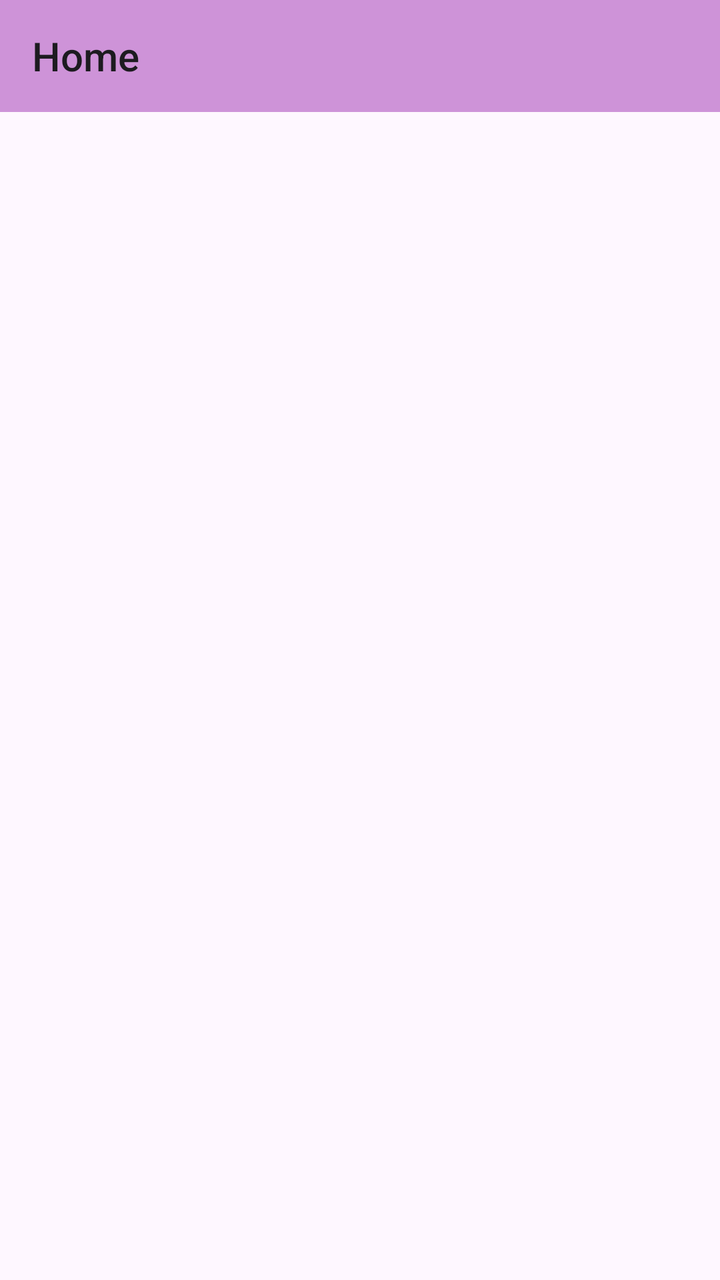
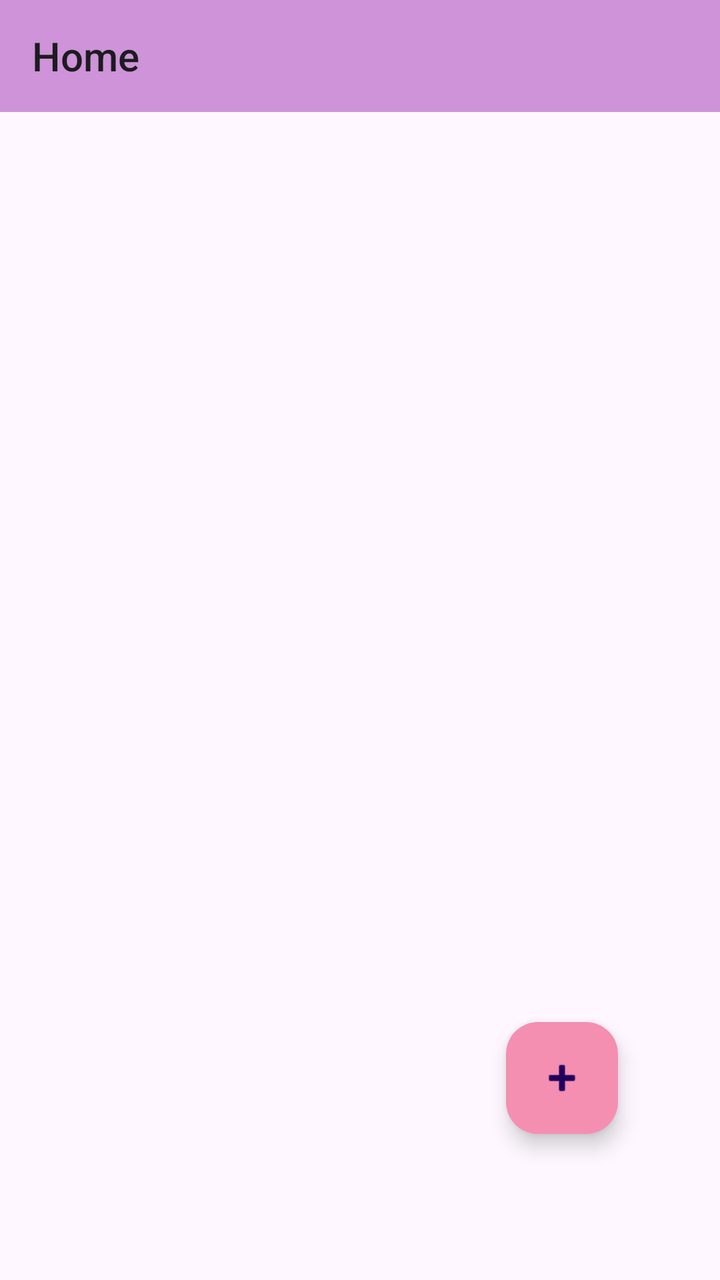

Screens rendered from an Android XML layout before and after an edit, with the pre-edit source and the edit as a unified diff.
<!-- AndroidManifest.xml: application theme Theme.OnlineStorage -->
<!-- res/layout/activity_main.xml -->
<?xml version="1.0" encoding="utf-8"?>
<LinearLayout
    xmlns:android="http://schemas.android.com/apk/res/android"
    xmlns:app="http://schemas.android.com/apk/res-auto"
    xmlns:tools="http://schemas.android.com/tools"
    android:id="@+id/main"
    android:layout_width="match_parent"
    android:layout_height="match_parent"
    android:orientation="vertical"
    tools:context=".MainActivity">


    <Toolbar
        android:id="@+id/toolbar"
        android:layout_width="match_parent"
        android:layout_height="wrap_content"
        android:title="Home"
        android:background="#CE93D8"/>

    <androidx.recyclerview.widget.RecyclerView
        android:id="@+id/rvUserList"
        android:layout_width="match_parent"
        android:layout_height="match_parent"/>

</LinearLayout>
<!-- resources referenced by this layout -->
<resources>
  <style name="Theme.OnlineStorage" parent="Base.Theme.OnlineStorage" />
  <style name="Base.Theme.OnlineStorage" parent="Theme.Material3.DayNight.NoActionBar">
          
          
      </style>
</resources>

<!-- the commit's change to res/layout/activity_main.xml (unified diff, before → after) -->
@@ -1,5 +1,5 @@
 <?xml version="1.0" encoding="utf-8"?>
-<LinearLayout
+<RelativeLayout
     xmlns:android="http://schemas.android.com/apk/res/android"
     xmlns:app="http://schemas.android.com/apk/res-auto"
     xmlns:tools="http://schemas.android.com/tools"
@@ -9,17 +9,35 @@
     android:orientation="vertical"
     tools:context=".MainActivity">
 
-
     <Toolbar
         android:id="@+id/toolbar"
         android:layout_width="match_parent"
         android:layout_height="wrap_content"
-        android:title="Home"
-        android:background="#CE93D8"/>
+        android:layout_alignParentTop="true"
+        android:layout_alignParentEnd="true"
+        android:layout_marginTop="0dp"
+        android:layout_marginEnd="0dp"
+        android:background="#CE93D8"
+        android:title="Home" />
 
     <androidx.recyclerview.widget.RecyclerView
         android:id="@+id/rvUserList"
         android:layout_width="match_parent"
-        android:layout_height="match_parent"/>
+        android:layout_height="match_parent"
+        android:layout_alignParentTop="true"
+        android:layout_alignParentEnd="true"
+        android:layout_marginTop="55dp"
+        android:layout_marginEnd="0dp" />
 
-</LinearLayout>
+    <com.google.android.material.floatingactionbutton.FloatingActionButton
+        android:id="@+id/btnAddUser"
+        android:layout_width="wrap_content"
+        android:layout_height="wrap_content"
+        android:layout_alignParentEnd="true"
+        android:layout_alignParentBottom="true"
+        android:layout_marginEnd="51dp"
+        android:layout_marginBottom="73dp"
+        android:backgroundTint="#F48FB1"
+        android:src="@android:drawable/ic_input_add" />
+
+</RelativeLayout>
